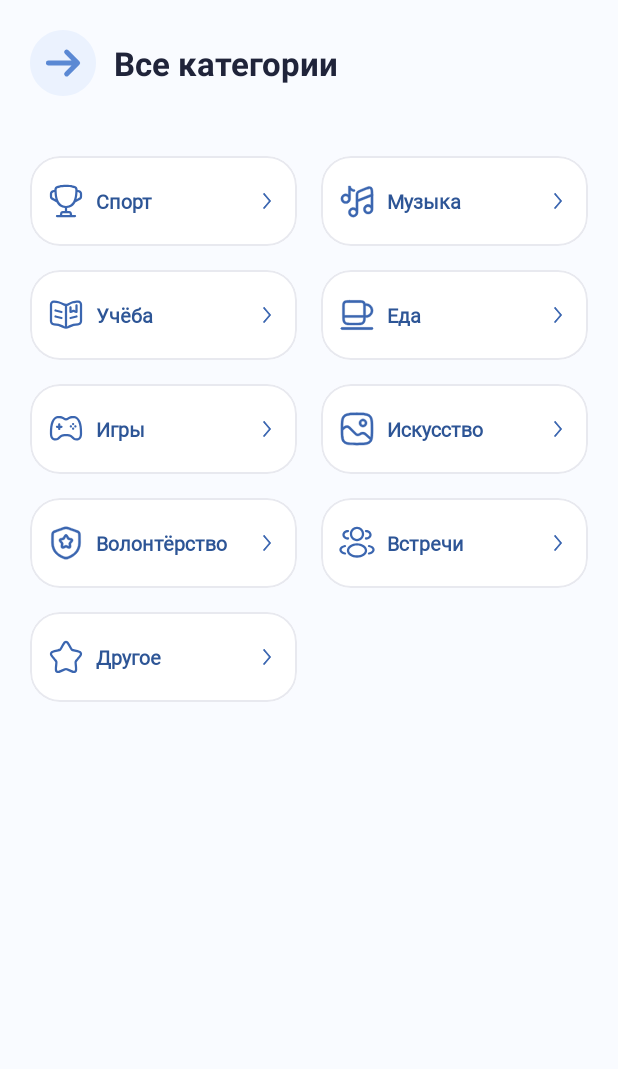
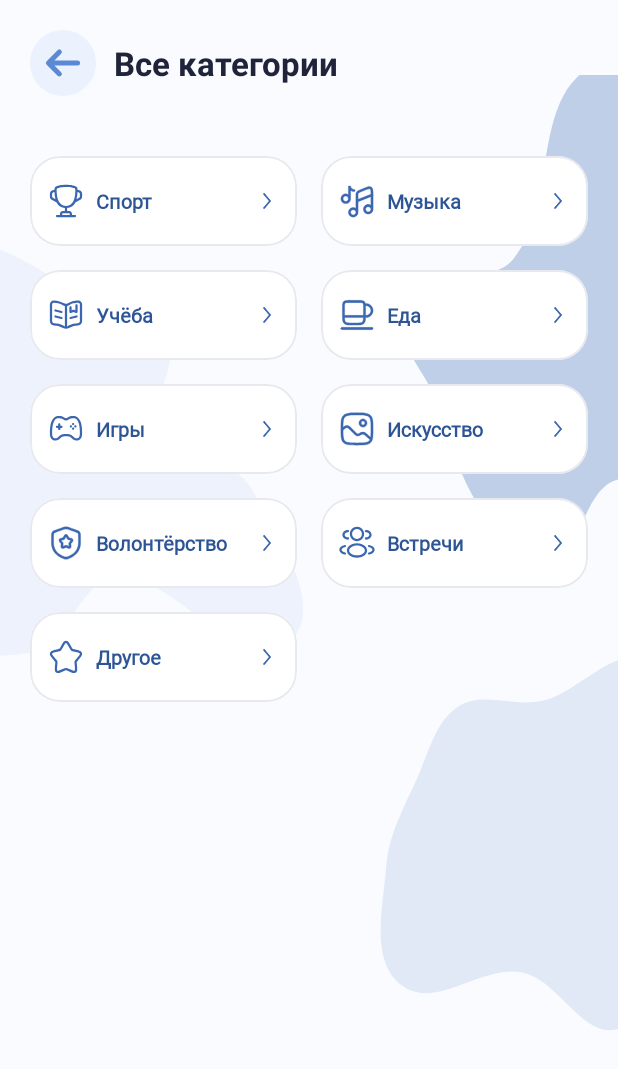
Before and after one commit to Sofia130209/UniTime, an Android app: the CategoriesActivity screen opened directly, with no data from a screen before it, on a phone screen of 412 x 824 dp. Shown: the top 1069 px of the screen. Run offline under Robolectric (Android 15) with nearby library versions, the phone set to English and light mode, and no system bars; our stand-ins replace CircleImageView.

Commit message:
мини коммит по бд + редизайн

```diff
--- a/app/src/main/AndroidManifest.xml
+++ b/app/src/main/AndroidManifest.xml
@@ -7,6 +7,7 @@
     <uses-permission android:name="android.permission.POST_NOTIFICATIONS"/>
     <uses-permission android:name="android.permission.INTERNET" />
     <application
+        android:usesCleartextTraffic="true"
         android:allowBackup="true"
         android:dataExtractionRules="@xml/data_extraction_rules"
         android:fullBackupContent="@xml/backup_rules"
--- a/app/src/main/java/com/example/unitime/data/remote/RetrofitClient.kt
+++ b/app/src/main/java/com/example/unitime/data/remote/RetrofitClient.kt
@@ -7,7 +7,7 @@ import retrofit2.converter.gson.GsonConverterFactory
 
 object RetrofitClient {
     // ⚠️ Замените на URL вашего API на Hoster.by
-    private const val BASE_URL = "http://87.232.71.96:3000/"
+    private const val BASE_URL = "http://87.232.71.96:22/"
 
     private val logging = HttpLoggingInterceptor().apply {
         level = HttpLoggingInterceptor.Level.BODY
--- a/app/src/main/java/com/example/unitime/ui/MainActivity.kt
+++ b/app/src/main/java/com/example/unitime/ui/MainActivity.kt
@@ -56,7 +56,6 @@ class MainActivity : AppCompatActivity() {
             finish()
             return
         }
-        // --- ТЕСТ СВЯЗИ С СЕРВЕРОМ ---
         lifecycleScope.launch {
             try {
                 // Делаем запрос к серверу
@@ -76,7 +75,7 @@ class MainActivity : AppCompatActivity() {
                     "Ошибка: ${e.message}",
                     Toast.LENGTH_LONG
                 ).show()
-                e.printStackTrace() // Выведет подробности в Logcat
+                e.printStackTrace()
             }
         }
         // -------------------------------
--- a/app/src/main/res/layout/activity_categories.xml
+++ b/app/src/main/res/layout/activity_categories.xml
@@ -6,7 +6,16 @@
     android:layout_height="match_parent"
     android:background="@color/background"
     android:fitsSystemWindows="true">
-
+    <ImageView
+        android:layout_marginTop="50dp"
+        android:layout_width="0dp"
+        android:layout_height="0dp"
+        android:scaleType="centerCrop"
+        android:src="@drawable/background"
+        app:layout_constraintTop_toTopOf="parent"
+        app:layout_constraintBottom_toBottomOf="parent"
+        app:layout_constraintStart_toStartOf="parent"
+        app:layout_constraintEnd_toEndOf="parent" />
     <LinearLayout
         android:id="@+id/header"
         android:layout_width="match_parent"
@@ -17,6 +26,7 @@
         app:layout_constraintTop_toTopOf="parent">
 
         <ImageButton
+            android:rotation="180"
             android:id="@+id/backButton"
             android:layout_width="44dp"
             android:layout_height="44dp"
```
